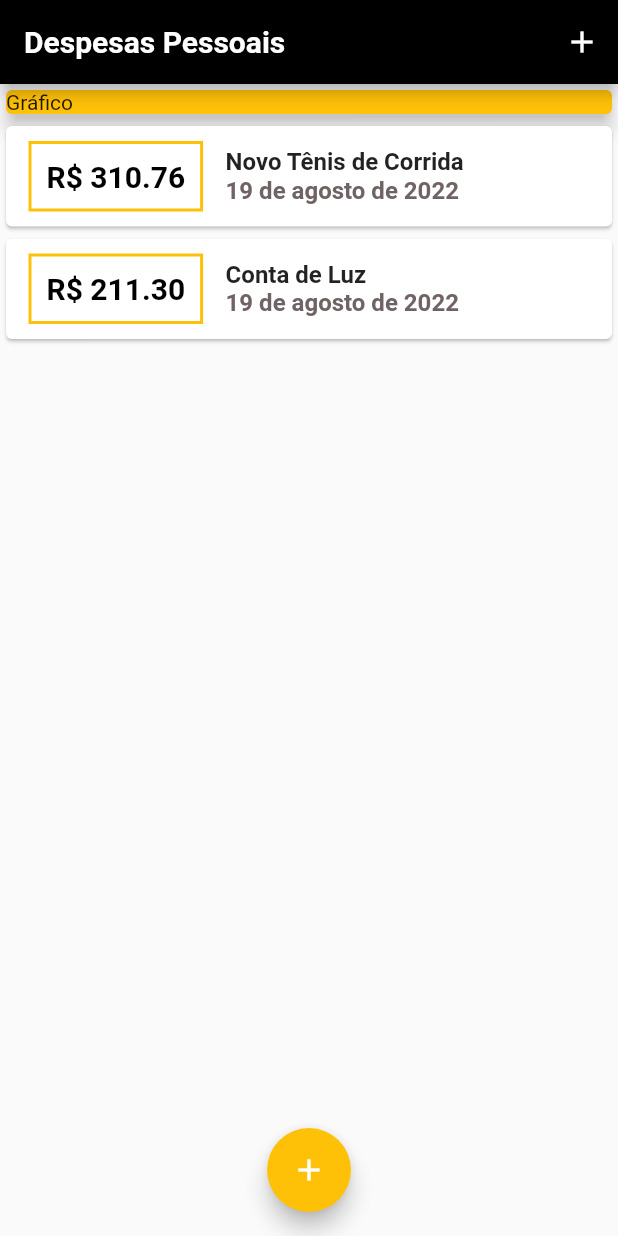
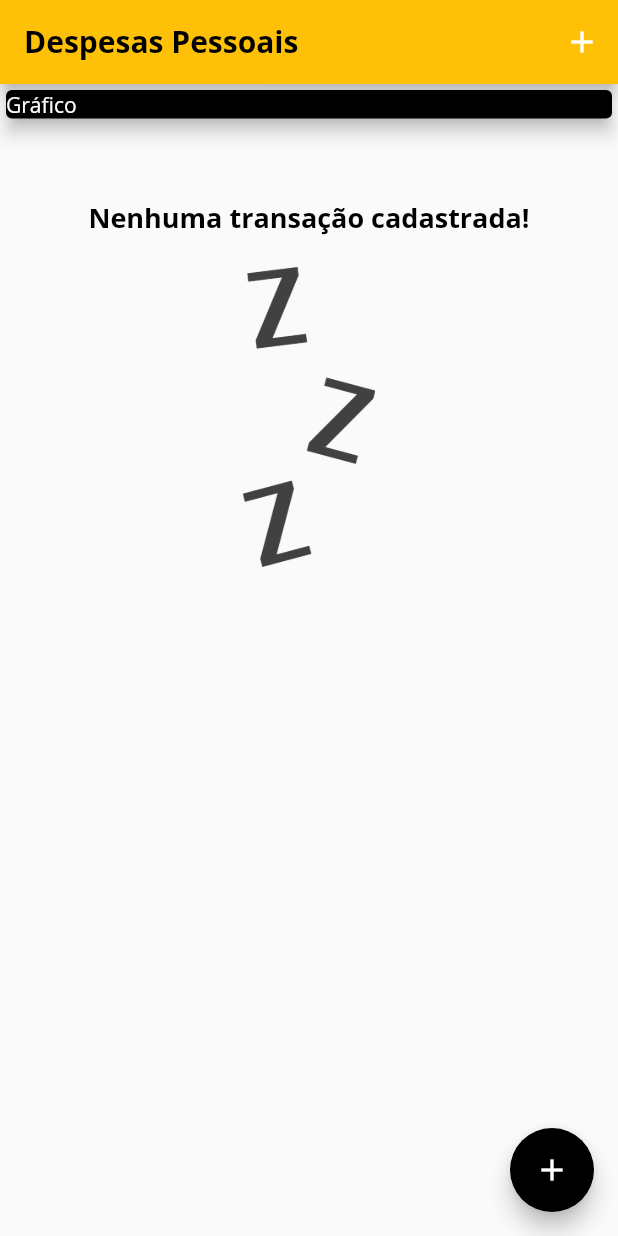
Before and after one commit to unleed-l/flutter-planner, a Flutter app: the screen it shows after launch, on a phone screen of 412 x 824 dp. Run offline on Flutter 3.47's test engine with Material 2 defaults, Android fonts, the light colour scheme and no system bars.

Commit message:
add dynamic transaction list

```diff
--- a/lib/components/transaction_list.dart
+++ b/lib/components/transaction_list.dart
@@ -11,7 +11,25 @@ class TransactionList extends StatelessWidget {
   Widget build(BuildContext context) {
     return SizedBox(
       height: 300,
-      child: ListView.builder(
+      child: transactions.isEmpty
+          ? Column(
+              children: <Widget>[
+                const SizedBox(height: 50),
+                Text(
+                  'Nenhuma transação cadastrada!',
+                  style: Theme.of(context).textTheme.headline6,
+                ),
+                const SizedBox(height: 20),
+                SizedBox(
+                  height: 200,
+                  child: Image.asset(
+                    'assets/images/waiting.png',
+                    fit: BoxFit.cover,
+                  ),
+                ),
+              ],
+            )
+          : ListView.builder(
               itemCount: transactions.length,
               itemBuilder: (ctx, index) {
                 final tr = transactions[index];
@@ -44,10 +62,11 @@ class TransactionList extends StatelessWidget {
                         children: <Widget>[
                           Text(
                             tr.title,
-                      style: const TextStyle(
-                        fontSize: 16,
-                        fontWeight: FontWeight.bold,
-                      ),
+                            style: Theme.of(context).textTheme.headline6,
+                            // style: const TextStyle(
+                            //   fontSize: 16,
+                            //   fontWeight: FontWeight.bold,
+                            // ),
                           ),
                           Text(
                             DateFormat(DateFormat.YEAR_MONTH_DAY, 'pt_Br')
--- a/lib/main.dart
+++ b/lib/main.dart
@@ -23,8 +23,8 @@ class PlannerApp extends StatelessWidget {
       home: const MyHomePage(),
       theme: tema.copyWith(
         colorScheme: tema.colorScheme.copyWith(
-          primary: Colors.black,
-          secondary: Colors.amber,
+          primary: Colors.amber,
+          secondary: Colors.black,
         ),
         textTheme: tema.textTheme.copyWith(
           headline6: const TextStyle(
@@ -33,12 +33,19 @@ class PlannerApp extends StatelessWidget {
             fontWeight: FontWeight.bold,
             color: Colors.black,
           ),
+          headline5: const TextStyle(
+            fontFamily: 'OpenSans',
+            fontSize: 14,
+            fontWeight: FontWeight.normal,
+            color: Colors.white,
+          ),
         ),
         appBarTheme: const AppBarTheme(
           titleTextStyle: TextStyle(
             fontFamily: 'OpenSans',
             fontSize: 20,
             fontWeight: FontWeight.bold,
+            color: Colors.black,
           ),
         ),
       ),
@@ -54,19 +61,19 @@ class MyHomePage extends StatefulWidget {
 }
 
 class MyHomePageState extends State<MyHomePage> {
-  final _transactions = [
-    Transaction(
-      id: 't1',
-      title: 'Novo Tênis de Corrida',
-      value: 310.76,
-      date: DateTime.now(),
-    ),
-    Transaction(
-      id: 't2',
-      title: 'Conta de Luz',
-      value: 211.30,
-      date: DateTime.now(),
-    ),
+  final List<Transaction> _transactions = [
+    // Transaction(
+    //   id: 't1',
+    //   title: 'Novo Tênis de Corrida',
+    //   value: 310.76,
+    //   date: DateTime.now(),
+    // ),
+    // Transaction(
+    //   id: 't2',
+    //   title: 'Conta de Luz',
+    //   value: 211.30,
+    //   date: DateTime.now(),
+    // ),
   ];
 
   _addTransaction(String title, double value) {
@@ -114,7 +121,10 @@ class MyHomePageState extends State<MyHomePage> {
               child: Card(
                 color: Theme.of(context).colorScheme.secondary,
                 elevation: 5,
-                child: const Text('Gráfico'),
+                child: Text(
+                  'Gráfico',
+                  style: Theme.of(context).textTheme.headline5,
+                ),
               ),
             ),
             TransactionList(transactions: _transactions),
@@ -125,7 +135,7 @@ class MyHomePageState extends State<MyHomePage> {
         child: const Icon(Icons.add),
         onPressed: () => _openTransactionFormModal(context),
       ),
-      floatingActionButtonLocation: FloatingActionButtonLocation.centerFloat,
+      // floatingActionButtonLocation: FloatingActionButtonLocation.centerFloat,
     );
   }
 }
--- a/lib/models/transaction.dart
+++ b/lib/models/transaction.dart
@@ -1,5 +1,3 @@
-import 'package:flutter/foundation.dart';
-
 class Transaction {
   final String id;
   final String title;
```
Also changed, not shown: pubspec.yaml (+13 -8 lines), assets/images/waiting.png (added). Lines whose indentation alone changed are shown as unchanged.
